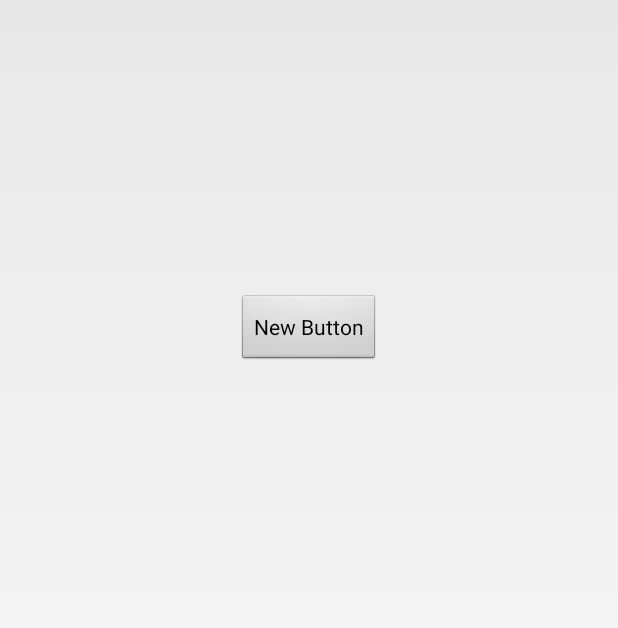
After one commit to niazi2101/CallingSystemFull, an Android app: the CallDetail screen opened directly, with no data from a screen before it, on a phone screen of 412 x 824 dp. The commit adds this screen. Shown: the top 628 px of the screen. Run offline under Robolectric (Android 15) with nearby library versions, the phone set to English and light mode, and no system bars.

```diff
--- /dev/null
+++ b/app/src/main/java/com/main/callingsystem/CallDetail.java
@@ -0,0 +1,36 @@
+package com.main.callingsystem;
+
+import android.app.Activity;
+import android.content.Intent;
+import android.os.Bundle;
+import android.view.View;
+import android.widget.Button;
+import android.widget.TextView;
+
+public class CallDetail extends Activity {
+
+    TextView tvCallDetail;
+    Button btnCallLog;
+
+    @Override
+    protected void onCreate(Bundle savedInstanceState) {
+        super.onCreate(savedInstanceState);
+        setContentView(R.layout.activity_call_detail);
+
+    tvCallDetail = (TextView) findViewById(R.id.textViewCallDetail);
+    btnCallLog = (Button) findViewById(R.id.buttonCallLog);
+
+    String msg = getIntent().getStringExtra("MSG");
+
+        tvCallDetail.setText(msg);
+    }
+
+    public void CallLog(View view) {
+
+        Intent intent = new Intent(getApplicationContext(), CallLogActivity.class);
+
+        //intent.putExtra("MSG", msg);
+        startActivity(intent);
+
+    }
+}
--- /dev/null
+++ b/app/src/main/res/layout/activity_call_detail.xml
@@ -0,0 +1,31 @@
+<?xml version="1.0" encoding="utf-8"?>
+<RelativeLayout xmlns:android="http://schemas.android.com/apk/res/android"
+    xmlns:tools="http://schemas.android.com/tools"
+    android:layout_width="match_parent"
+    android:layout_height="match_parent"
+    android:paddingBottom="@dimen/activity_vertical_margin"
+    android:paddingLeft="@dimen/activity_horizontal_margin"
+    android:paddingRight="@dimen/activity_horizontal_margin"
+    android:paddingTop="@dimen/activity_vertical_margin"
+    tools:context="com.main.callingsystem.CallDetail">
+
+    <TextView
+        android:layout_width="wrap_content"
+        android:layout_height="wrap_content"
+        android:textAppearance="?android:attr/textAppearanceLarge"
+        android:text="Large Text"
+        android:id="@+id/textViewCallDetail"
+        android:layout_alignParentTop="true"
+        android:layout_centerHorizontal="true"
+        android:layout_marginTop="73dp" />
+
+    <Button
+        android:layout_width="wrap_content"
+        android:layout_height="wrap_content"
+        android:text="New Button"
+        android:id="@+id/buttonCallLog"
+        android:layout_below="@+id/textViewCallDetail"
+        android:layout_centerHorizontal="true"
+        android:layout_marginTop="77dp"
+        android:onClick="CallLog"/>
+</RelativeLayout>
```
Also changed, not shown: app/src/main/AndroidManifest.xml (+21 -17 lines), app/src/main/java/com/main/callingsystem/CallLogActivity.java (added, +107 -0 lines), app/src/main/java/com/main/callingsystem/CallScreenActivity.java (+63 -11 lines), app/src/main/java/com/main/callingsystem/database/DBhandler.java (added, +122 -0 lines), app/src/main/res/layout/activity_call_log.xml (added, +22 -0 lines).
